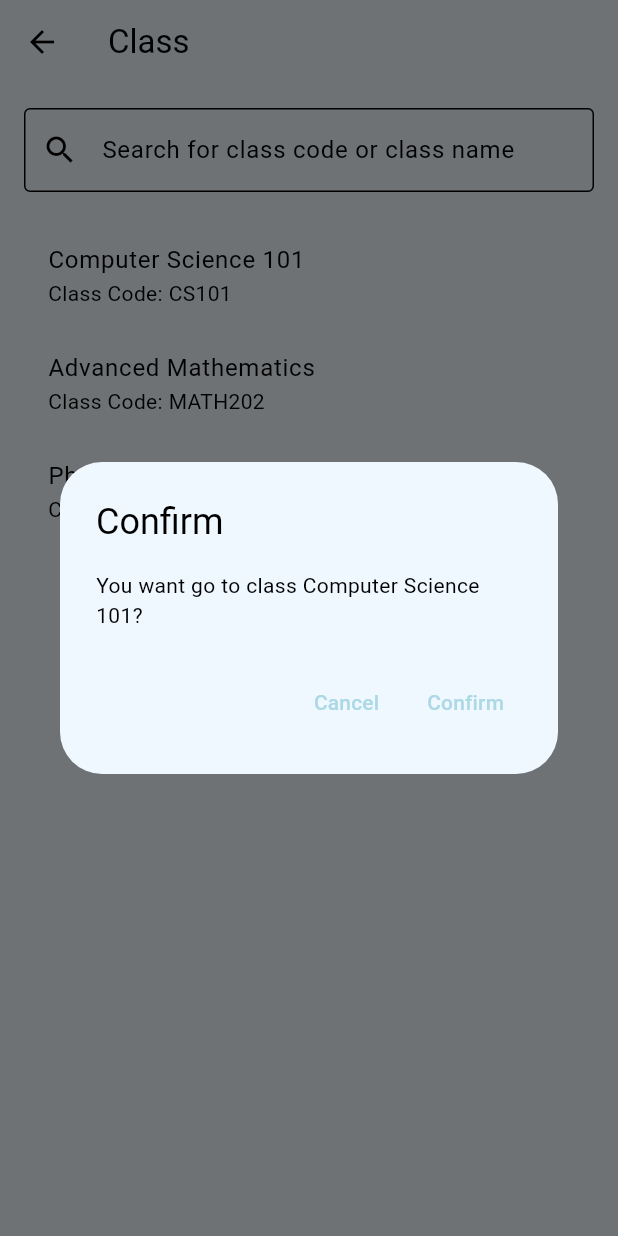
After one commit to GenTpham/DoAnPhanMem, a Flutter app: the GoToClassPage screen opened directly, after a tap on "Computer Science 101", on a phone screen of 412 x 824 dp. The commit adds this screen. Run offline on Flutter 3.47's test engine with Material 3 defaults, Android fonts, the phone set to English and light mode, and no system bars; our stand-ins replace cloud_firestore, firebase_auth, firebase_core; accounts and stored records are empty.

Commit message:
update create class and go to class

```diff
--- /dev/null
+++ b/exam_app/lib/pages/go_to_class_page.dart
@@ -0,0 +1,111 @@
+import 'package:flutter/material.dart';
+
+class GoToClassPage extends StatefulWidget {
+  @override
+  _GoToClassPageState createState() => _GoToClassPageState();
+}
+
+class _GoToClassPageState extends State<GoToClassPage> {
+  final TextEditingController _searchController = TextEditingController();
+  List<Map<String, String>> _classes = [
+    {'code': 'CS101', 'name': 'Computer Science 101'},
+    {'code': 'MATH202', 'name': 'Advanced Mathematics'},
+    {'code': 'PHY303', 'name': 'Physics III'},
+  ];
+
+  List<Map<String, String>> _filteredClasses = [];
+
+  @override
+  void initState() {
+    super.initState();
+    _filteredClasses = _classes;
+  }
+
+  void _filterClasses(String query) {
+    final results = _classes.where((classData) {
+      final classCode = classData['code']!.toLowerCase();
+      final className = classData['name']!.toLowerCase();
+      final searchLower = query.toLowerCase();
+
+      return classCode.contains(searchLower) || className.contains(searchLower);
+    }).toList();
+
+    setState(() {
+      _filteredClasses = results;
+    });
+  }
+
+  void _showConfirmationDialog(String className) {
+    showDialog(
+      context: context,
+      builder: (BuildContext context) {
+        return AlertDialog(
+          title: Text('Confirm'),
+          content: Text('You want go to class $className?'),
+          actions: <Widget>[
+            TextButton(
+              onPressed: () {
+                Navigator.of(context).pop();
+              },
+              child: Text('Cancel'),
+            ),
+            TextButton(
+              onPressed: () {
+                Navigator.of(context).pop();
+
+                print('Successfully entered class: $className');
+
+              },
+              child: Text('Confirm'),
+            ),
+          ],
+        );
+      },
+    );
+  }
+
+  @override
+  Widget build(BuildContext context) {
+    return Scaffold(
+      appBar: AppBar(
+        title: Text("Class"),
+      ),
+      body: Padding(
+        padding: const EdgeInsets.all(16.0),
+        child: Column(
+          children: [
+            TextField(
+              controller: _searchController,
+              decoration: InputDecoration(
+                labelText: 'Search for class code or class name',
+                prefixIcon: Icon(Icons.search),
+                border: OutlineInputBorder(),
+              ),
+              onChanged: (value) {
+                _filterClasses(value);
+              },
+            ),
+            SizedBox(height: 20),
+            Expanded(
+              child: _filteredClasses.isNotEmpty
+                  ? ListView.builder(
+                      itemCount: _filteredClasses.length,
+                      itemBuilder: (context, index) {
+                        final classData = _filteredClasses[index];
+                        return ListTile(
+                          title: Text(classData['name']!),
+                          subtitle: Text('Class Code: ${classData['code']}'),
+                          onTap: () {
+                            _showConfirmationDialog(classData['name']!);
+                          },
+                        );
+                      },
+                    )
+                  : Center(child: Text('No classes found')),
+            ),
+          ],
+        ),
+      ),
+    );
+  }
+}
--- a/exam_app/pubspec.yaml
+++ b/exam_app/pubspec.yaml
@@ -39,7 +39,7 @@ dependencies:
   firebase_core: ^3.4.0
   firebase_auth: ^5.2.0
   cloud_firestore: ^5.4.0
-
+  intl: ^0.17.0
 dev_dependencies:
   flutter_test:
     sdk: flutter
```
Also changed, not shown: exam_app/lib/pages/create_class_page.dart (added, +97 -0 lines), exam_app/lib/pages/home_page.dart (+15 -2 lines), exam_app/pubspec.lock.
